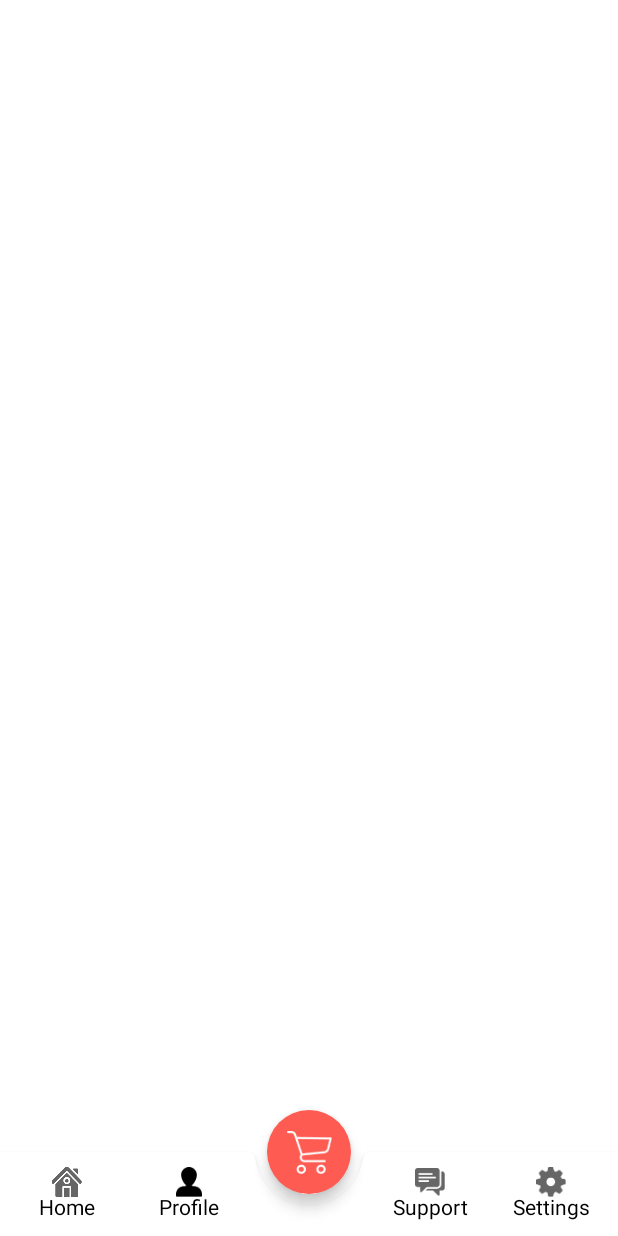
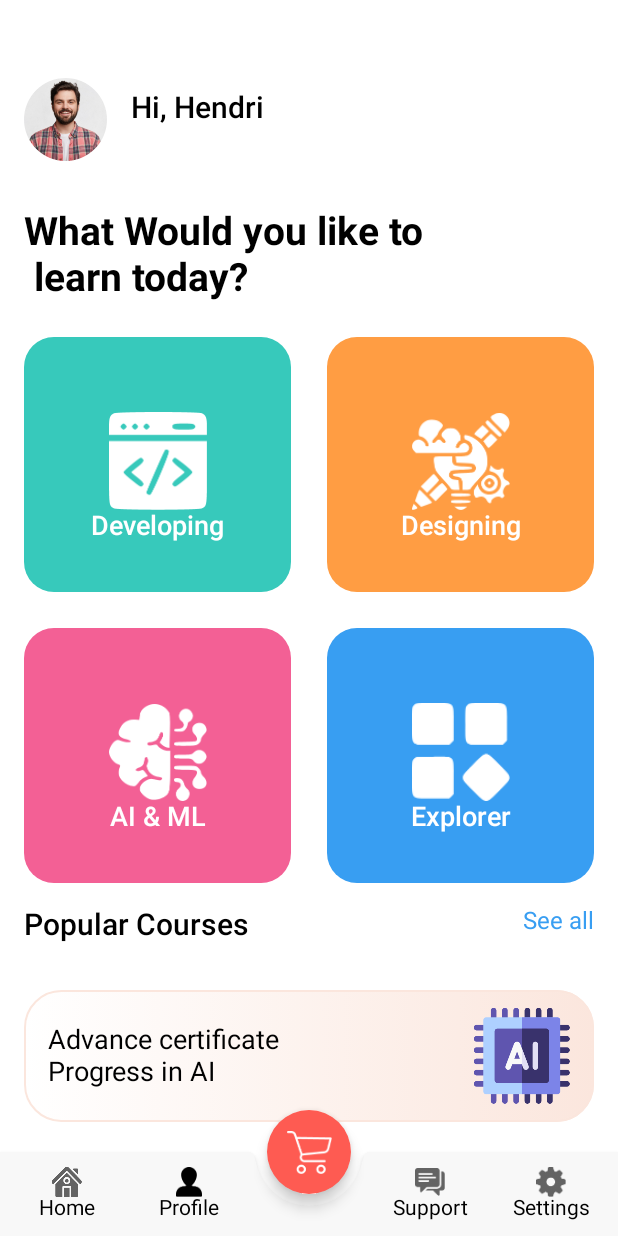
Before and after one commit to MHendriF/ELearning, an Android app built with Jetpack Compose: the @Preview function MyUI, on a phone screen of 412 x 824 dp. Run offline under Robolectric (Android 15) with nearby library versions, the phone set to English and light mode, and no system bars; our stand-ins replace constraintlayout-compose.

Commit message:
implement banner

```diff
--- a/app/src/main/AndroidManifest.xml
+++ b/app/src/main/AndroidManifest.xml
@@ -23,6 +23,8 @@
                 <category android:name="android.intent.category.LAUNCHER" />
             </intent-filter>
         </activity>
+        <activity android:name=".IntroActivity"
+            android:exported="true" />
     </application>
 
 </manifest>
--- a/app/src/main/java/com/mhendrif/elearning/MainActivity.kt
+++ b/app/src/main/java/com/mhendrif/elearning/MainActivity.kt
@@ -1,8 +1,12 @@
 package com.mhendrif.elearning
 
 import android.os.Bundle
+import android.view.WindowManager
 import android.widget.Toast
+import androidx.activity.ComponentActivity
+import androidx.activity.compose.setContent
 import androidx.appcompat.app.AppCompatActivity
+import androidx.compose.foundation.layout.Arrangement
 import androidx.compose.foundation.layout.Column
 import androidx.compose.foundation.layout.fillMaxSize
 import androidx.compose.foundation.layout.height
@@ -23,6 +27,7 @@ import androidx.compose.runtime.getValue
 import androidx.compose.runtime.mutableStateOf
 import androidx.compose.runtime.remember
 import androidx.compose.runtime.setValue
+import androidx.compose.ui.Alignment
 import androidx.compose.ui.Modifier
 import androidx.compose.ui.graphics.Color
 import androidx.compose.ui.graphics.painter.Painter
@@ -30,10 +35,21 @@ import androidx.compose.ui.platform.LocalContext
 import androidx.compose.ui.res.painterResource
 import androidx.compose.ui.tooling.preview.Preview
 import androidx.compose.ui.unit.dp
+import com.mhendrif.elearning.component.Banner
+import com.mhendrif.elearning.component.Buttons
+import com.mhendrif.elearning.component.NameProfile
+import com.mhendrif.elearning.component.Title
 
-class MainActivity: AppCompatActivity() {
+class MainActivity: ComponentActivity() {
     override fun onCreate(savedInstanceState: Bundle?) {
         super.onCreate(savedInstanceState)
+        window.setFlags(
+            WindowManager.LayoutParams.FLAG_LAYOUT_NO_LIMITS,
+            WindowManager.LayoutParams.FLAG_LAYOUT_NO_LIMITS
+        )
+        setContent {
+            MyUI()
+        }
     }
 }
 
@@ -65,9 +81,14 @@ fun MyUI() {
             .fillMaxSize()
             .padding(16.dp)
             .verticalScroll(rememberScrollState())
-            .padding(paddingValues = it)
+            .padding(paddingValues = it),
+            verticalArrangement = Arrangement.Center,
+            horizontalAlignment = Alignment.CenterHorizontally
         ) {
-
+            NameProfile()
+            Title()
+            Buttons()
+            Banner()
         }
     }
 }
@@ -78,7 +99,7 @@ fun BottomBar() {
     val context = LocalContext.current.applicationContext
     var selectedItem by remember { mutableStateOf("Profile") }
 
-    BottomAppBar(cutoutShape = CircleShape, backgroundColor = Color.White, elevation = 3.dp) {
+    BottomAppBar(cutoutShape = CircleShape, backgroundColor = Color(android.graphics.Color.parseColor("#f8f8f8")), elevation = 3.dp) {
         bottomMenuItems.forEachIndexed() { index, bottomMenuItem ->
             if(index == 2) {
                 BottomNavigationItem(
--- /dev/null
+++ b/app/src/main/java/com/mhendrif/elearning/component/Banner.kt
@@ -0,0 +1,87 @@
+package com.mhendrif.elearning.component
+
+import androidx.compose.foundation.Image
+import androidx.compose.foundation.background
+import androidx.compose.foundation.border
+import androidx.compose.foundation.layout.Row
+import androidx.compose.foundation.layout.Spacer
+import androidx.compose.foundation.layout.fillMaxWidth
+import androidx.compose.foundation.layout.height
+import androidx.compose.foundation.layout.padding
+import androidx.compose.foundation.shape.RoundedCornerShape
+import androidx.compose.material3.Text
+import androidx.compose.runtime.Composable
+import androidx.compose.ui.Modifier
+import androidx.compose.ui.graphics.Brush
+import androidx.compose.ui.graphics.Color
+import androidx.compose.ui.res.painterResource
+import androidx.compose.ui.text.font.FontWeight
+import androidx.compose.ui.tooling.preview.Preview
+import androidx.compose.ui.unit.dp
+import androidx.compose.ui.unit.sp
+import androidx.constraintlayout.compose.ConstraintLayout
+import com.mhendrif.elearning.R
+
+@Composable
+fun Banner() {
+    Row(modifier = Modifier.padding(top = 16.dp)) {
+        Text(text = "Popular Courses",
+            color = Color.Black,
+            fontSize = 20.sp,
+            fontWeight = FontWeight.SemiBold,
+            modifier = Modifier.weight(1f)
+        )
+        Text(text = "See all",
+            color = Color(android.graphics.Color.parseColor("#389ef2")),
+            fontSize = 16.sp,
+        )
+    }
+    ConstraintLayout(modifier = Modifier
+        .fillMaxWidth()
+        .height(120.dp)
+        .padding(top = 32.dp)
+        .border(
+            1.dp,
+            Color(android.graphics.Color.parseColor("#fbe6dd")),
+            shape = RoundedCornerShape(25.dp)
+        )
+        .background(
+            brush = Brush.horizontalGradient(
+                colors = listOf(
+                    Color.White,
+                    Color(android.graphics.Color.parseColor("#fbe6dd"))
+                )
+            ), shape = RoundedCornerShape(25.dp)
+        )
+    ) {
+        val (img, text) = createRefs()
+        Image(
+            modifier = Modifier
+                .constrainAs(img) {
+                    top.linkTo(parent.top)
+                    bottom.linkTo(parent.bottom)
+                    end.linkTo(parent.end)
+                }
+                .padding(end = 16.dp),
+                painter = painterResource(id = R.drawable.ai),
+                contentDescription = null,
+            )
+        Text(text = "Advance certificate\n" + "Progress in AI",
+            color = Color.Black,
+            fontSize = 18.sp,
+            modifier = Modifier
+                .padding(start = 16.dp)
+                .constrainAs(text) {
+                    start.linkTo(parent.start)
+                    top.linkTo(parent.top)
+                    bottom.linkTo(parent.bottom)
+                }
+        )
+    }
+}
+
+@Preview
+@Composable
+fun PreviewBanner() {
+    Banner()
+}
```
